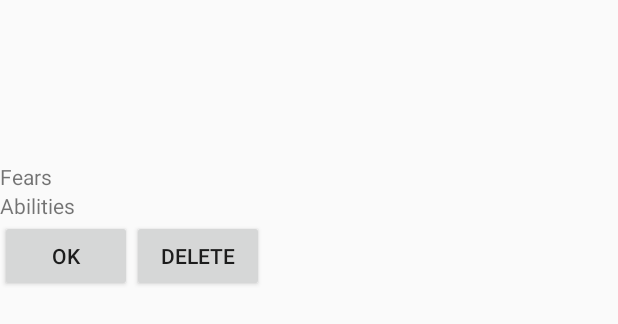
After one commit to guybloo/Apoc, an Android app: the layout request_view.xml on its own in the app's theme, with its tools: preview values and no code run, on a phone screen of 412 x 824 dp. The commit adds this screen. Shown: the top 324 px of the screen. Run offline under Robolectric (Android 15) with nearby library versions, the phone set to English and light mode, and no system bars.

Commit message:
Join requests

```diff
--- a/app/src/main/java/com/example/apoc/MainActivity.java
+++ b/app/src/main/java/com/example/apoc/MainActivity.java
@@ -71,7 +71,7 @@ public class MainActivity extends AppCompatActivity {
                 @Override
                 public void onGetSpecific() {
                     user = (User) udb.getItemById(firebaseUser.getEmail());
-                    Navigation.openPartnersFind(context, user);
+                    Navigation.openJoinRequests(context, user);
 
                 }
             });
@@ -102,7 +102,7 @@ public class MainActivity extends AppCompatActivity {
                         @Override
                         public void onGetSpecific() {
                             user = (User) udb.getItemById(firebaseUser.getEmail());
-                            Navigation.openProfileEdit(context, user);
+                            Navigation.openJoinRequests(context, user);
 
                         }
                     });
--- a/app/src/main/java/com/example/apoc/types/JoinRequest.java
+++ b/app/src/main/java/com/example/apoc/types/JoinRequest.java
@@ -9,7 +9,7 @@ public class JoinRequest implements DBItem, Serializable {
     private String recipient;
     private boolean groupJoin; // true if joining to a group. false if building a new group
 
-    public JoinRequest(String applier, String recipient, boolean groupJoin){
+    public JoinRequest(String  applier, String recipient, boolean groupJoin){
         this.applier = applier;
         this.recipient = recipient;
         this.groupJoin = groupJoin;
--- /dev/null
+++ b/app/src/main/res/layout/request_view.xml
@@ -0,0 +1,48 @@
+<?xml version="1.0" encoding="utf-8"?>
+<LinearLayout xmlns:android="http://schemas.android.com/apk/res/android"
+    android:layout_width="match_parent"
+    android:layout_height="wrap_content"
+    xmlns:app="http://schemas.android.com/apk/res-auto"
+    android:orientation="vertical">
+    <ImageView
+        android:id="@+id/request_image"
+        android:layout_width="50dp"
+        android:layout_height="50dp"/>
+    <TextView
+        android:id="@+id/request_nick_name"
+        android:layout_width="wrap_content"
+        android:layout_height="wrap_content"/>
+    <TextView
+        android:id="@+id/request_email"
+        android:layout_width="wrap_content"
+        android:layout_height="wrap_content"/>
+    <TextView
+        android:id="@+id/request_phone"
+        android:layout_width="wrap_content"
+        android:layout_height="wrap_content"/>
+    <TextView
+        android:layout_width="wrap_content"
+        android:layout_height="wrap_content"
+        android:text="Fears"/>
+    <TextView
+        android:layout_width="wrap_content"
+        android:layout_height="wrap_content"
+        android:text="Abilities"/>
+    <LinearLayout
+        android:layout_width="wrap_content"
+        android:layout_height="wrap_content"
+        android:orientation="horizontal">
+        <Button
+            android:id="@+id/request_approve"
+            android:layout_width="wrap_content"
+            android:layout_height="wrap_content"
+            android:text="OK"/>
+        <Button
+            android:id="@+id/request_delete"
+            android:layout_width="wrap_content"
+            android:layout_height="wrap_content"
+            android:text="DELETE"/>
+    </LinearLayout>
+
+
+</LinearLayout>
```
Also changed, not shown: app/src/main/AndroidManifest.xml (+6 -5 lines), app/src/main/java/com/example/apoc/DB/RequestsDB.java (+37 -2 lines), app/src/main/java/com/example/apoc/JoinRequests.java (added, +86 -0 lines), app/src/main/java/com/example/apoc/types/Navigation.java (+8 -0 lines), app/src/main/java/com/example/apoc/types/RequestAdapter.java (added, +102 -0 lines), app/src/main/res/layout/activity_join_requsets.xml (added, +14 -0 lines).
